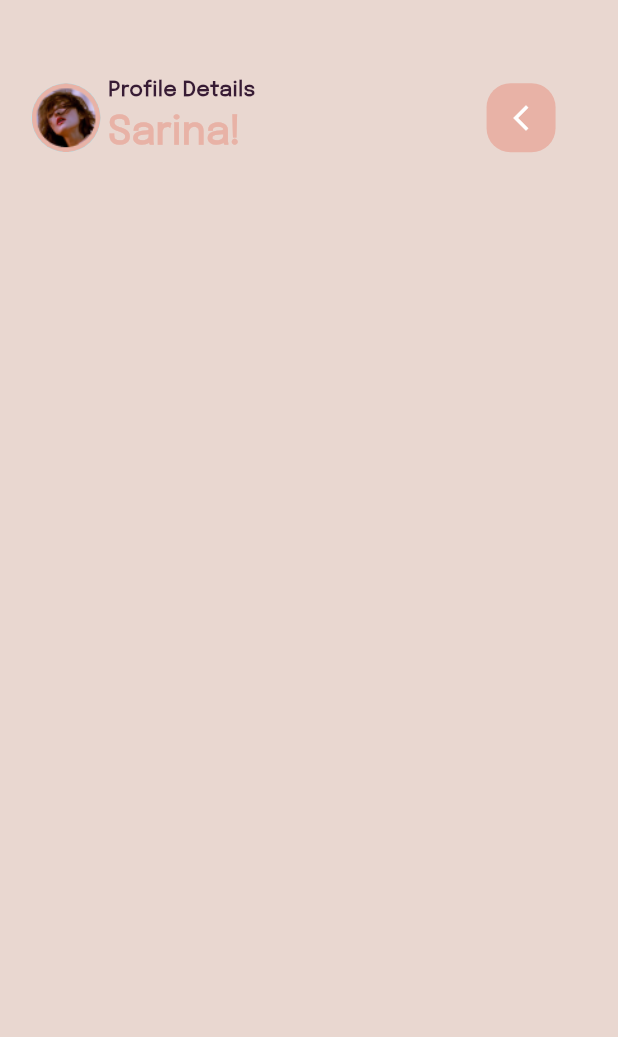
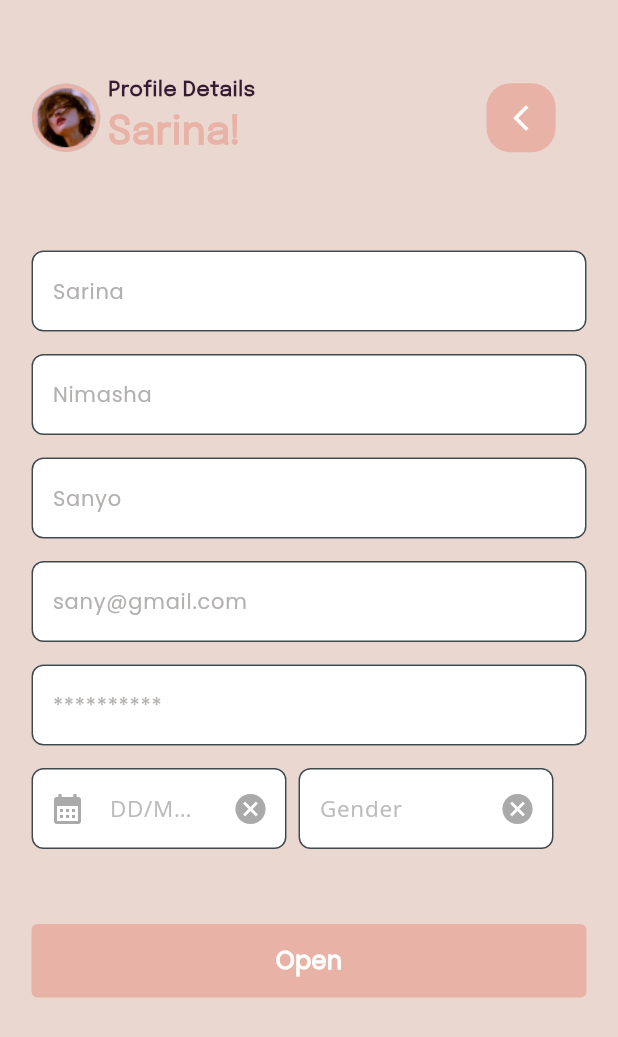
Before and after one commit to sarasiyashodha/Diary_App, a Flutter app: the ProfilePage screen opened directly, on a phone screen of 412 x 824 dp. Shown: the top 1037 px of the screen. Run offline on Flutter 3.47's test engine with Material 3 defaults, Android fonts, the phone set to English and light mode, and no system bars; our stand-ins replace lottie.

Commit message:
Completed the profile page

```diff
--- a/lib/screens/profile/profile_page.dart
+++ b/lib/screens/profile/profile_page.dart
@@ -1,7 +1,11 @@
 import 'package:diary_app/screens/profile/search_page.dart';
 import 'package:flutter/material.dart';
 
+import '../../components/button.dart';
 import '../../components/custom_icon_button.dart';
+import '../../components/custom_text_field.dart';
+import '../../components/text_field.dart';
+import 'home_page.dart';
 
 class ProfilePage extends StatefulWidget {
   const ProfilePage({super.key});
@@ -11,12 +15,32 @@ class ProfilePage extends StatefulWidget {
 }
 
 class _ProfilePageState extends State<ProfilePage> {
+
+  String firstname = "";
+  String lastname = "";
+  String nickname = "";
+  String email = "";
+  String password = "";
+  String date = "";
+  String gender = "";
+  String error = "";
+
+  final firstnameController = TextEditingController();
+  final lastnameController = TextEditingController();
+  final nicknameController = TextEditingController();
+  final emailController = TextEditingController();
+  final passwordController = TextEditingController();
+  final dateController = TextEditingController();
+  final genderController = TextEditingController();
+  bool passwordVisible = false;
+
   @override
   Widget build(BuildContext context) {
     return Scaffold(
       backgroundColor: Color(0XFFE9D7D0),
       body: Container(
         margin: EdgeInsets.all(21.0),
+        child: SingleChildScrollView(
           child: Column(
             children: [
               SizedBox(
@@ -65,9 +89,128 @@ class _ProfilePageState extends State<ProfilePage> {
                     );
                   }),
                 ],
-            )
+              ),
+              SizedBox(
+                height: 60.0,
+              ),
+              MyTextField(
+                validator: (val) => val?.isEmpty == true
+                    ? "Enter a valid name"
+                    : null,
+                controller: firstnameController,
+                hintText: 'Sarina',
+                obscureText: false,
+                onChanged: (val) {
+                  setState(() {
+                    firstname = val;
+                  });
+                },
+              ),
+              SizedBox(height: 15,),
+              MyTextField(
+                validator: (val) => val?.isEmpty == true
+                    ? "Enter a valid name"
+                    : null,
+                controller: lastnameController,
+                hintText: 'Nimasha',
+                obscureText: false,
+                onChanged: (val) {
+                  setState(() {
+                    lastname = val;
+                  });
+                },
+              ),
+              SizedBox(height: 15,),
+              MyTextField(
+                validator: (val) => val?.isEmpty == true
+                    ? "Enter a valid name"
+                    : null,
+                controller: nicknameController,
+                hintText: 'Sanyo',
+                obscureText: false,
+                onChanged: (val) {
+                  setState(() {
+                    nickname = val;
+                  });
+                },
+              ),
+              SizedBox(height: 15,),
+              MyTextField(
+                validator: (val) => val?.isEmpty == true
+                    ? "Enter a valid email"
+                    : null,
+                controller: emailController,
+                hintText: 'sany@gmail.com',
+                obscureText: false,
+                onChanged: (val) {
+                  setState(() {
+                    email = val;
+                  });
+                },
+              ),
+              SizedBox(height: 15,),
+              MyTextField(
+                validator: (val) => val?.isEmpty == true
+                    ? "Enter a valid password"
+                    : null,
+                controller: passwordController,
+                hintText: '**********',
+                obscureText: !passwordVisible,
+                onChanged: (val) {
+                  setState(() {
+                    password = val;
+                  });
+                },
+              ),
+              SizedBox(height: 15,),
+              Row(
+                children: [
+                  CustomTextField(
+                    validator: (val) => val?.isEmpty == true
+                        ? "Enter a valid date"
+                        : null,
+                    controller: dateController,
+                    hintText: 'DD/MM/YY',
+                    obscureText: false,
+                    icon: Icons.calendar_month,
+                    onChanged: (val) {
+                      setState(() {
+                        date = val;
+                      });
+                    },
+                  ),
+                  SizedBox(
+                    width: 8.0,
+                  ),
+                  CustomTextField(
+                    validator: (val) => val?.isEmpty == true
+                        ? "Enter a gender"
+                        : null,
+                    controller: genderController,
+                    hintText: 'Gender',
+                    obscureText: false,
+                    onChanged: (val) {
+                      setState(() {
+                        gender = val;
+                      });
+                    },
+                  ),
+                ],
+              ),
+              SizedBox(height: 50,),
+              Button(buttonText: 'Open',
+                onTap: (){
+                  Navigator.push(
+                    context,
+                    MaterialPageRoute(builder: (context) => HomePage()),
+                  );
+
+                },),
+
+
 
             ],
+          ),
         ),
       ),
     );
```
Lines whose indentation alone changed are shown as unchanged.
